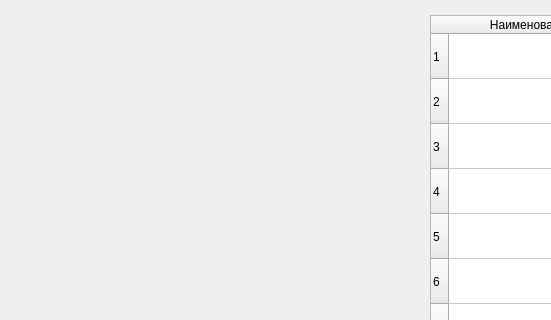
First picture: the form in LabWork_2/Task_2/mainwindow.ui, repository Max2772/FoA-P-2-Semester-, before the edit; both pictures show x 0 to 551 and y 0 to 320 of the 1280 by 720 pixel window.
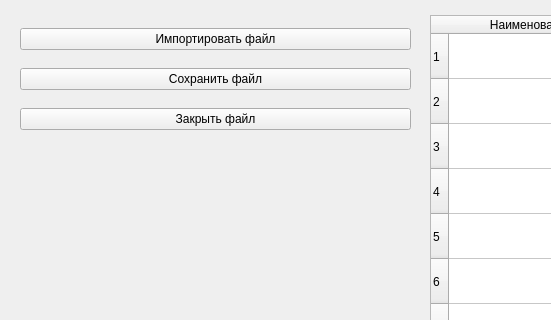
Second picture: the form after the edit. Icons and pictures are not drawn.

What changed in the file:
```diff
--- a/LabWork_2/Task_2/mainwindow.ui
+++ b/LabWork_2/Task_2/mainwindow.ui
@@ -157,6 +157,45 @@
      </property>
     </column>
    </widget>
+   <widget class="QWidget" name="verticalLayoutWidget">
+    <property name="geometry">
+     <rect>
+      <x>20</x>
+      <y>10</y>
+      <width>391</width>
+      <height>161</height>
+     </rect>
+    </property>
+    <layout class="QVBoxLayout" name="verticalLayout">
+     <property name="spacing">
+      <number>0</number>
+     </property>
+     <property name="bottomMargin">
+      <number>20</number>
+     </property>
+     <item>
+      <widget class="QPushButton" name="pushButtonImport">
+       <property name="text">
+        <string>Импортировать файл</string>
+       </property>
+      </widget>
+     </item>
+     <item>
+      <widget class="QPushButton" name="pushButtonSave">
+       <property name="text">
+        <string>Сохранить файл</string>
+       </property>
+      </widget>
+     </item>
+     <item>
+      <widget class="QPushButton" name="pushButtonClose">
+       <property name="text">
+        <string>Закрыть файл</string>
+       </property>
+      </widget>
+     </item>
+    </layout>
+   </widget>
   </widget>
  </widget>
  <resources/>
```
